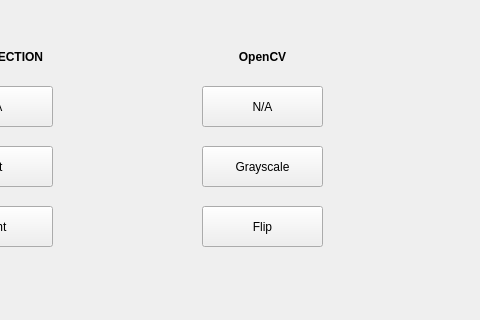
Above: src/mainwindow.ui from Sudarshan-Bisht/QT_Fire_Effect before the change; both pictures show x 408 to 888 and y 314 to 634 of the 888 by 634 pixel window. Below: the same form after it.
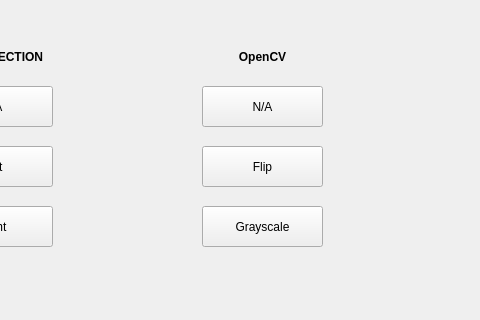
That is the form after the change.

Diff of the .ui file:
```diff
--- a/src/mainwindow.ui
+++ b/src/mainwindow.ui
@@ -271,7 +271,7 @@
     <property name="geometry">
      <rect>
       <x>610</x>
-      <y>520</y>
+      <y>460</y>
       <width>121</width>
       <height>41</height>
      </rect>
@@ -291,7 +291,7 @@
     <property name="geometry">
      <rect>
       <x>610</x>
-      <y>460</y>
+      <y>520</y>
       <width>121</width>
       <height>41</height>
      </rect>
```
